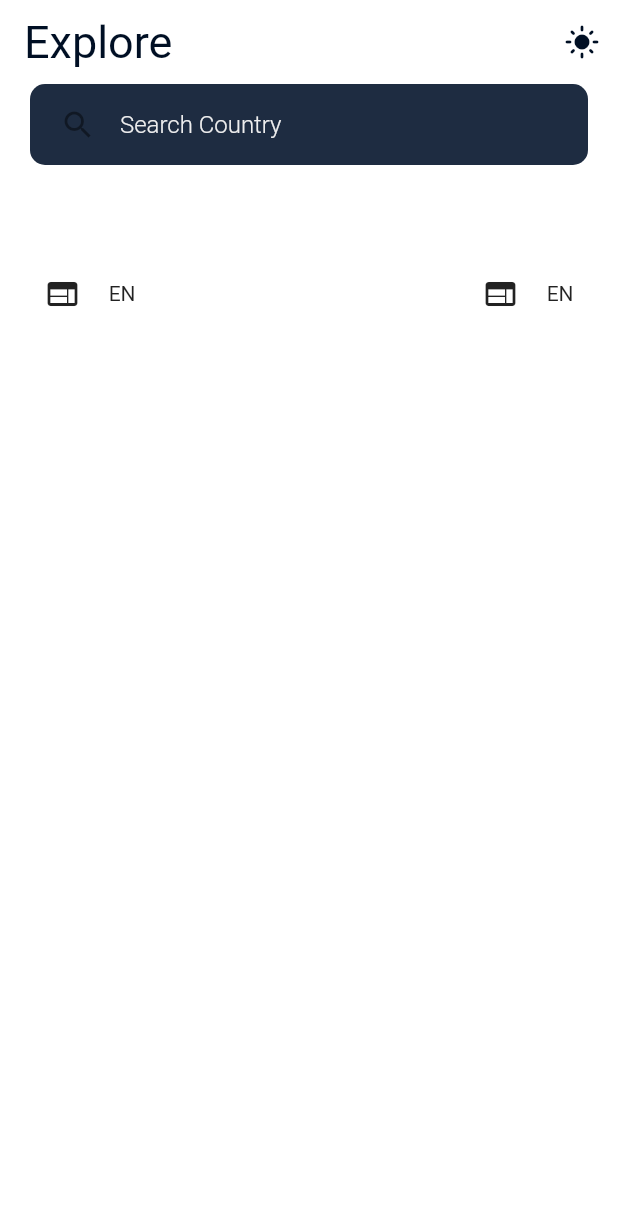
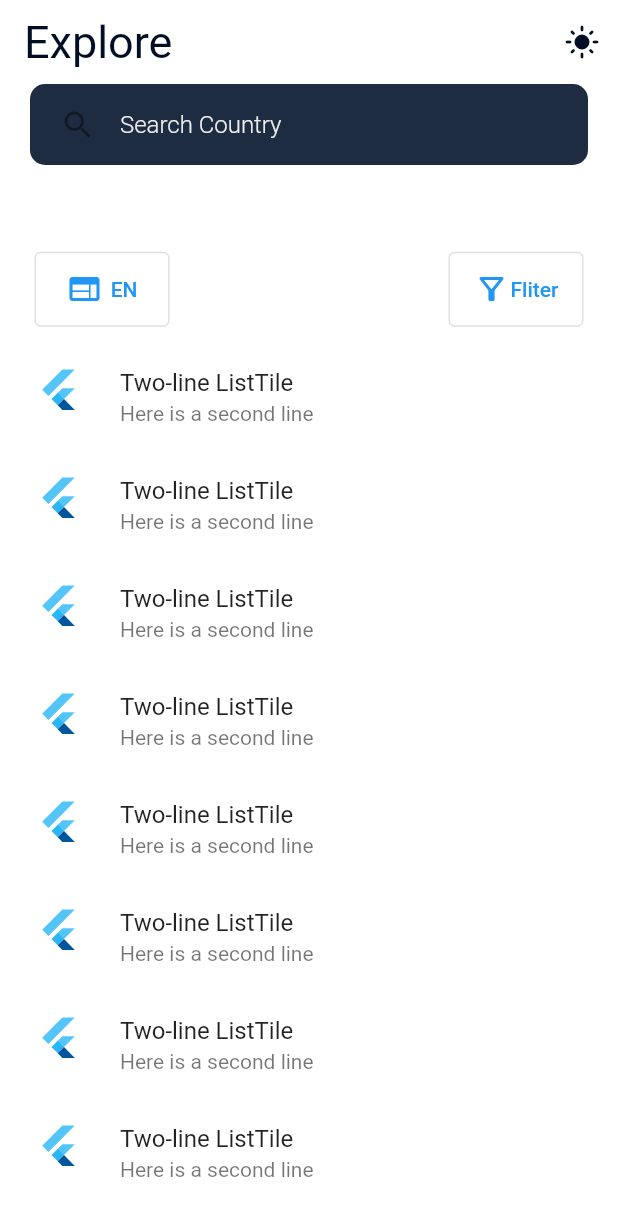
Before and after one commit to BeTure20/country_api, a Flutter app: the screen it shows after launch, on a phone screen of 412 x 824 dp. Shown: the top 1216 px of the screen. Run offline on Flutter 3.47's test engine with Material 2 defaults, Android fonts, the phone set to English and light mode, and no system bars; our stand-ins replace animated_splash_screen, page_transition, shared_preferences; network calls fail.

Commit message:
101122 update

```diff
--- /dev/null
+++ b/lib/inc/api.dart
@@ -0,0 +1,39 @@
+import 'dart:convert';
+import 'dart:developer';
+import 'package:country_api/model/country.dart';
+import 'package:flutter/services.dart';
+import 'package:http/http.dart' as http;
+
+class ApiConstants {
+  static String baseUrl = "https://restcountries.com/v3.1";
+}
+
+class Api {
+  static Future<Country?> getcountrylist() async {
+    //final listdata = await rootBundle.loadString("assets/images/data.json");
+    var url = Uri.parse("${ApiConstants.baseUrl}/all");
+    var response = await http.get(url);
+    if (response.statusCode == 200) {
+      final datalist = Country.fromJson(response.body);
+      return datalist;
+    }
+    return null;
+    // List<Country> datalist = List.from(json.decode(listdata))
+    //     .map<Country>((item) => Country.fromMap(item))
+    //     .toList();
+  }
+  // static Future<List<Country>?> getcountrylist() async {
+  //   try {
+  //     var url = Uri.parse("${ApiConstants.baseUrl}/all");
+  //     var response = await http.get(url);
+  //     if (response.statusCode == 200) {
+  //       List<Country> model = countryFromJson(response.body);
+  //       print(response);
+  //       return model;
+  //     }
+  //   } catch (e) {
+  //     log(e.toString());
+  //   }
+  //   return null;
+  // }
+}
--- a/lib/inc/themes/custom_theme.dart
+++ b/lib/inc/themes/custom_theme.dart
@@ -69,5 +69,5 @@ ThemeData darkTheme(BuildContext context) {
       scaffoldBackgroundColor: kbackgrounddarkcolor,
       fontFamily: 'Montserrat',
       textTheme: Theme.of(context).textTheme,
-  );
+      primaryTextTheme: TextTheme(titleLarge: TextStyle(color: Colors.white)));
 }
--- a/lib/main.dart
+++ b/lib/main.dart
@@ -1,9 +1,7 @@
-import 'package:country_api/inc/themes/config.dart';
 import 'package:country_api/inc/themes/custom_theme.dart';
 import 'package:country_api/pages/homepage.dart';
 import 'package:flutter/material.dart';
 import 'package:provider/provider.dart';
-import 'package:shared_preferences/shared_preferences.dart';
 
 void main() {
   runApp(
--- a/lib/model/country.dart
+++ b/lib/model/country.dart
@@ -1,26 +1,21 @@
-// ignore_for_file: public_member_api_docs, sort_constructors_first
 import 'dart:convert';
 
+// List<Country> productsResponseFromJson(String str) =>
+//     List<Country>.from(json.decode(str).map((x) => Country.fromJson(x)));
+
+// String productsResponseToJson(List<Country> data) =>
+//     json.encode(List<dynamic>.from(data.map((x) => x.toJson())));
+
 class Country {
-  String name;
-  String capital;
-  String flag;
-  Country(
-    this.name,
-    this.capital,
-    this.flag,
-  );
-  Country copyWith({
-    String? name,
-    String? capital,
-    String? flag,
-  }) {
-    return Country(
-      name ?? this.name,
-      capital ?? this.capital,
-      flag ?? this.flag,
-    );
-  }
+  final String name;
+  final List<Capital>? capital;
+  final String flag;
+
+  Country({
+    required this.name,
+    required this.capital,
+    required this.flag,
+  });
 
   Map<String, dynamic> toMap() {
     return <String, dynamic>{
@@ -32,27 +27,44 @@ class Country {
 
   factory Country.fromMap(Map<String, dynamic> map) {
     return Country(
-      map['name'] as String,
-      map['capital'] as String,
-      map['flag'] as String,
+      name: map['name']['common'],
+      capital:
+          List<Capital>.from(map['capital']?.map((p) => Capital.fromJson(p))),
+      flag: map['flag'],
     );
   }
 
   String toJson() => json.encode(toMap());
 
-  factory Country.fromJson(String source) =>
-      Country.fromMap(json.decode(source) as Map<String, dynamic>);
+  factory Country.fromJson(source) => Country.fromMap(json.decode(source));
+}
 
-  @override
-  String toString() => 'Country(name: $name, capital: $capital, flag: $flag)';
+class Capital {
+  late String name;
 
-  @override
-  bool operator ==(covariant Country other) {
-    if (identical(this, other)) return true;
+  Capital({required this.name});
 
-    return other.name == name && other.capital == capital && other.flag == flag;
+  Capital.fromJson(Map<String, dynamic> json) {
+    name = json as String;
   }
+}
+// class Fal {
+//   late String fm;
 
-  @override
-  int get hashCode => name.hashCode ^ capital.hashCode ^ flag.hashCode;
-}
+// //   Map<String, dynamic> toMap() {
+// //     return <String, dynamic>{
+// //       'fm': fm,
+// //     };
+// //   }
+
+// //   factory Fal.fromMap(Map<String, dynamic> map) {
+// //     return Fal(
+// //       fm: map['fm'] as String,
+// //     );
+// //   }
+
+// //   String toJson() => json.encode(toMap());
+
+// //   factory Fal.fromJson(String source) =>
+// //       Fal.fromMap(json.decode(source) as Map<String, dynamic>);
+// }
--- a/lib/pages/homepage.dart
+++ b/lib/pages/homepage.dart
@@ -1,7 +1,9 @@
 import 'package:country_api/constant/constant.dart';
 import 'package:country_api/constant/size_config.dart';
+import 'package:country_api/inc/api.dart';
 import 'package:country_api/inc/themes/config.dart';
 import 'package:country_api/inc/themes/custom_theme.dart';
+import 'package:country_api/model/country.dart';
 import 'package:flutter/material.dart';
 import 'package:provider/provider.dart';
 import 'package:shared_preferences/shared_preferences.dart';
@@ -14,15 +16,24 @@ class HomePage extends StatefulWidget {
 }
 
 class _HomePageState extends State<HomePage> {
+  // Future<Country>? countrylist;
+  late dynamic countrylist;
   bool changelight = false;
-
   @override
   void initState() {
     super.initState();
-
     _getTheme();
+    print(Api.getcountrylist());
+    // countrylist = Api.getcountrylist();
+    //get the data in the api
+    // getdata();
   }
 
+  getdata() async {
+    print(Api.getcountrylist());
+  }
+
+//Build a Search System using Flutter
   _getTheme() async {
     SharedPreferences prefs = await SharedPreferences.getInstance();
     return prefs.getBool('theme') ?? false;
@@ -53,13 +64,13 @@ class _HomePageState extends State<HomePage> {
                   icon: !notifier.getthemedark
                       ? const Icon(Icons.light_mode)
                       : Container(
-                          padding: EdgeInsets.all(5),
-                          decoration: BoxDecoration(
+                          padding: const EdgeInsets.all(5),
+                          decoration: const BoxDecoration(
                             color: kbackgroundcolor,
                             shape: BoxShape.circle,
                           ),
-                          child: Center(
-                            child: const Icon(
+                          child: const Center(
+                            child: Icon(
                               Icons.dark_mode,
                             ),
                           ),
@@ -75,15 +86,13 @@ class _HomePageState extends State<HomePage> {
         child: Column(
           children: [
             SizedBox(
-              //
-
               height: displayHeight(context) * 0.20,
               child: Stack(
                 children: [
                   Container(
                     alignment: Alignment.center,
-                    margin: EdgeInsets.symmetric(horizontal: 20),
-                    padding: EdgeInsets.symmetric(horizontal: 20),
+                    margin: const EdgeInsets.symmetric(horizontal: 20),
+                    padding: const EdgeInsets.symmetric(horizontal: 20),
                     height: 54,
                     decoration: BoxDecoration(
                       color: kbackgroundcolor,
@@ -91,7 +100,7 @@ class _HomePageState extends State<HomePage> {
                     ),
                     child: TextField(
                       decoration: InputDecoration(
-                          icon: Icon(Icons.search),
+                          icon: const Icon(Icons.search),
                           hintText: "Search Country",
                           hintStyle: TextStyle(
                               fontWeight: FontWeight.w300,
@@ -106,37 +115,41 @@ class _HomePageState extends State<HomePage> {
                     left: 0,
                     right: 0,
                     child: Container(
-                      padding: EdgeInsets.symmetric(horizontal: 20),
+                      padding: const EdgeInsets.symmetric(horizontal: 20),
                       child: Row(
                         crossAxisAlignment: CrossAxisAlignment.start,
                         mainAxisAlignment: MainAxisAlignment.spaceBetween,
                         children: [
                           Container(
-                            width: 80,
-                            height: 50,
-                            decoration: BoxDecoration(
-                              border:
-                                  Border.all(color: Colors.white, width: 0.2),
-                              color: Colors.transparent,
-                              borderRadius: BorderRadius.circular(10),
-                            ),
-                            child: Row(
-                              mainAxisAlignment: MainAxisAlignment.spaceAround,
-                              children: [Icon(Icons.web), Text("EN")],
+                            margin: EdgeInsets.all(3),
+                            height: 50.0,
+                            width: 90,
+                            child: OutlinedButton(
+                              onPressed: () {},
+                              child: Row(
+                                mainAxisAlignment:
+                                    MainAxisAlignment.spaceEvenly,
+                                children: [
+                                  const Icon(Icons.web),
+                                  const Text("EN")
+                                ],
+                              ),
                             ),
                           ),
                           Container(
-                            width: 80,
-                            height: 50,
-                            decoration: BoxDecoration(
-                              border:
-                                  Border.all(color: Colors.white, width: 0.2),
-                              color: Colors.transparent,
-                              borderRadius: BorderRadius.circular(10),
-                            ),
-                            child: Row(
-                              mainAxisAlignment: MainAxisAlignment.spaceAround,
-                              children: [Icon(Icons.web), Text("EN")],
+                            margin: EdgeInsets.all(3),
+                            height: 50.0,
+                            width: 90,
+                            child: OutlinedButton(
+                              onPressed: () {},
+                              child: Row(
+                                mainAxisAlignment:
+                                    MainAxisAlignment.spaceEvenly,
+                                children: [
+                                  const Icon(Icons.filter_alt_outlined),
+                                  const Text("Fliter")
+                                ],
+                              ),
                             ),
                           ),
                         ],
@@ -146,6 +159,24 @@ class _HomePageState extends State<HomePage> {
                 ],
               ),
             ),
+            Expanded(
+              child: Padding(
+                padding: const EdgeInsets.all(8.0),
+                child: Scrollbar(
+                  child: ListView.builder(
+                      itemCount: 10,
+                      shrinkWrap: true,
+                      physics: ScrollPhysics(),
+                      itemBuilder: (context, index) {
+                        return ListTile(
+                          leading: FlutterLogo(size: 30.0),
+                          title: Text('Two-line ListTile'),
+                          subtitle: Text('Here is a second line'),
+                        );
+                      }),
+                ),
+              ),
+            ),
           ],
         ),
       ),
--- a/pubspec.yaml
+++ b/pubspec.yaml
@@ -38,6 +38,7 @@ dependencies:
   animated_splash_screen: ^1.3.0
   shared_preferences: ^2.0.15
   provider: ^6.0.4
+  http: ^0.13.5
 
 dev_dependencies:
   flutter_test:
```
Also changed, not shown: lib/constant/button.dart (added), pubspec.lock. Lines whose indentation alone changed are shown as unchanged.
